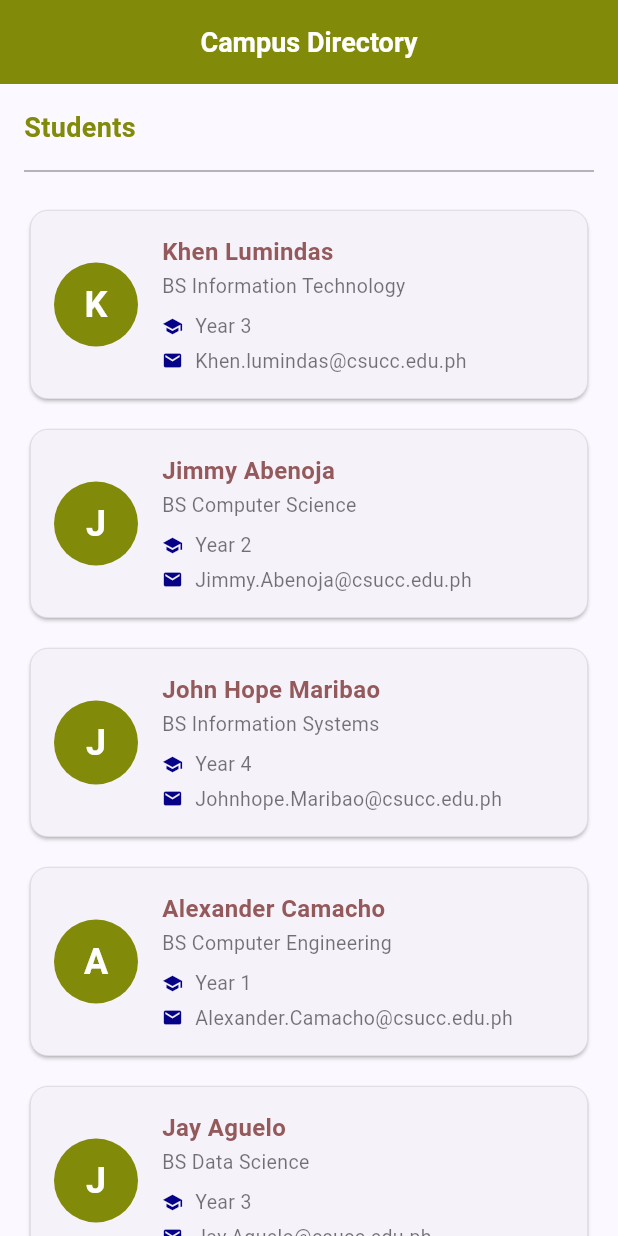
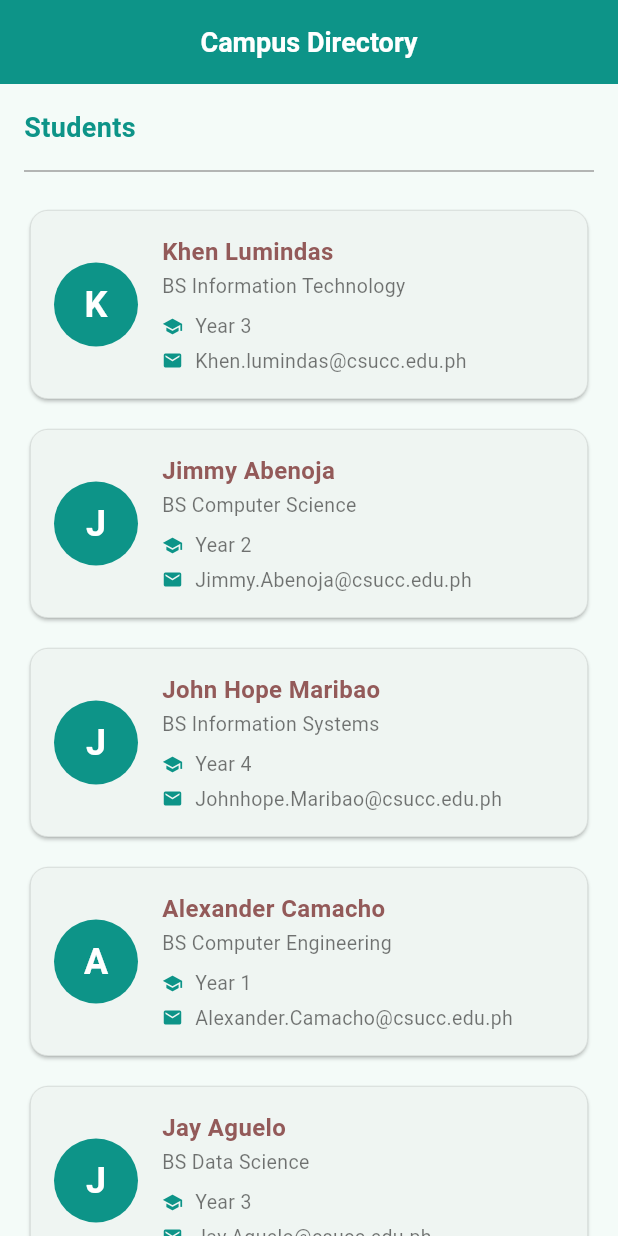
Before and after one commit to jonardosa-debug/stateless_lab_osa, a Flutter app: the screen it shows after launch, on a phone screen of 412 x 824 dp. Run offline on Flutter 3.47's test engine with Material 3 defaults, Android fonts, the phone set to English and light mode, and no system bars.

Commit message:
Fix color scheme and add stateless comments to all widgets

```diff
--- a/lib/main.dart
+++ b/lib/main.dart
@@ -18,7 +18,6 @@ class Student {
 }
 
 // 2. List of at least 5 Student objects (Hard-coded)
-// Gi-fix nako ang typo sa email ni Khen (gikan sa '>' ngadto sa '.')
 const List<Student> students = [
   Student(
     name: 'Khen Lumindas',
@@ -52,6 +51,7 @@ const List<Student> students = [
   ),
 ];
 
+// Stateless because it only builds the app configuration once.
 class DirectoryApp extends StatelessWidget {
   const DirectoryApp({super.key});
 
@@ -60,11 +60,11 @@ class DirectoryApp extends StatelessWidget {
     return MaterialApp(
       debugShowCheckedModeBanner: false,
       title: 'Campus Directory',
-      // CUSTOMIZATION 1: Theme Data (Teal color to match the target screenshot)
+      // CUSTOMIZATION 1: Theme Data with a custom Teal color scheme.
       theme: ThemeData(
         colorScheme: ColorScheme.fromSeed(
-          seedColor: const Color.fromARGB(255, 24, 10, 216),
-          primary: const Color.fromARGB(255, 129, 138, 9), // Exact Teal color
+          seedColor: const Color.fromARGB(255, 13, 148, 136), // Changed to Teal
+          primary: const Color.fromARGB(255, 13, 148, 136),
         ),
         useMaterial3: true,
       ),
@@ -73,6 +73,7 @@ class DirectoryApp extends StatelessWidget {
   }
 }
 
+// Stateless because the list of students is hard-coded and does not change.
 class DirectoryScreen extends StatelessWidget {
   const DirectoryScreen({super.key});
 
@@ -80,7 +81,6 @@ class DirectoryScreen extends StatelessWidget {
   Widget build(BuildContext context) {
     return Scaffold(
       appBar: AppBar(
-        // Centering the title
         centerTitle: true,
         title: const Text(
           'Campus Directory',
@@ -95,7 +95,6 @@ class DirectoryScreen extends StatelessWidget {
       body: ListView(
         children: [
           const SectionHeader(title: 'Students'),
-          // Mapping the list to StudentCard widgets
           ...students.map((student) => StudentCard(student: student)),
         ],
       ),
@@ -103,6 +102,7 @@ class DirectoryScreen extends StatelessWidget {
   }
 }
 
+// Stateless because it only displays the title passed to it.
 class SectionHeader extends StatelessWidget {
   final String title;
 
@@ -117,7 +117,7 @@ class SectionHeader extends StatelessWidget {
         children: [
           Text(
             title,
-            // CUSTOMIZATION 2: Custom TextStyle for the header
+            // CUSTOMIZATION 2: Custom TextStyle for the header (bold and primary color).
             style: TextStyle(
               fontSize: 18.0,
               fontWeight: FontWeight.bold,
@@ -132,7 +132,7 @@ class SectionHeader extends StatelessWidget {
   }
 }
 
-// StudentCard - Stateless because it just displays the data passed to it.
+// Stateless because it just displays the Student data passed to it.
 class StudentCard extends StatelessWidget {
   final Student student;
 
@@ -143,21 +143,19 @@ class StudentCard extends StatelessWidget {
     final String initial = student.name.isNotEmpty ? student.name[0] : '?';
 
     return Padding(
-      // Gi-adjust nako ang padding para dili lapad kaayo sa web browser
       padding: const EdgeInsets.symmetric(horizontal: 16.0, vertical: 6.0),
-      // CUSTOMIZATION 3: Custom Card shape (rounded corners) and elevation
+      // CUSTOMIZATION 3: Custom Card shape (rounded corners) and subtle border.
       child: Card(
         elevation: 1.0,
         shape: RoundedRectangleBorder(
-          borderRadius: BorderRadius.circular(12.0), // Rounded card corners
-          side: const BorderSide(color: Colors.black12, width: 0.5), // Subtle border
+          borderRadius: BorderRadius.circular(12.0),
+          side: const BorderSide(color: Colors.black12, width: 0.5),
         ),
         child: Padding(
           padding: const EdgeInsets.all(16.0),
           child: Row(
             crossAxisAlignment: CrossAxisAlignment.center,
             children: [
-              // Circle Avatar with big letter
               CircleAvatar(
                 radius: 28.0,
                 backgroundColor: Theme.of(context).colorScheme.primary,
@@ -171,7 +169,6 @@ class StudentCard extends StatelessWidget {
                 ),
               ),
               const SizedBox(width: 16.0),
-              // Expanded Column for text details
               Expanded(
                 child: Column(
                   crossAxisAlignment: CrossAxisAlignment.start,
@@ -193,13 +190,11 @@ class StudentCard extends StatelessWidget {
                       ),
                     ),
                     const SizedBox(height: 8.0),
-                    // InfoRow for Year Level
                     InfoRow(
                       icon: Icons.school,
                       text: 'Year ${student.yearLevel}',
                     ),
                     const SizedBox(height: 4.0),
-                    // InfoRow for Email
                     InfoRow(
                       icon: Icons.email,
                       text: student.email,
@@ -215,6 +210,7 @@ class StudentCard extends StatelessWidget {
   }
 }
 
+// Stateless because it just displays an icon and text from its constructor.
 class InfoRow extends StatelessWidget {
   final IconData icon;
   final String text;
@@ -228,9 +224,9 @@ class InfoRow extends StatelessWidget {
         Icon(
           icon,
           size: 14.0,
-          color: const Color.fromARGB(255, 5, 2, 136), // Teal color for icons
+          color: const Color.fromARGB(255, 13, 148, 136), // Teal color for icons
         ),
-        const SizedBox(width: 8.0), // Small gap
+        const SizedBox(width: 8.0),
         Expanded(
           child: Text(
             text,
```
